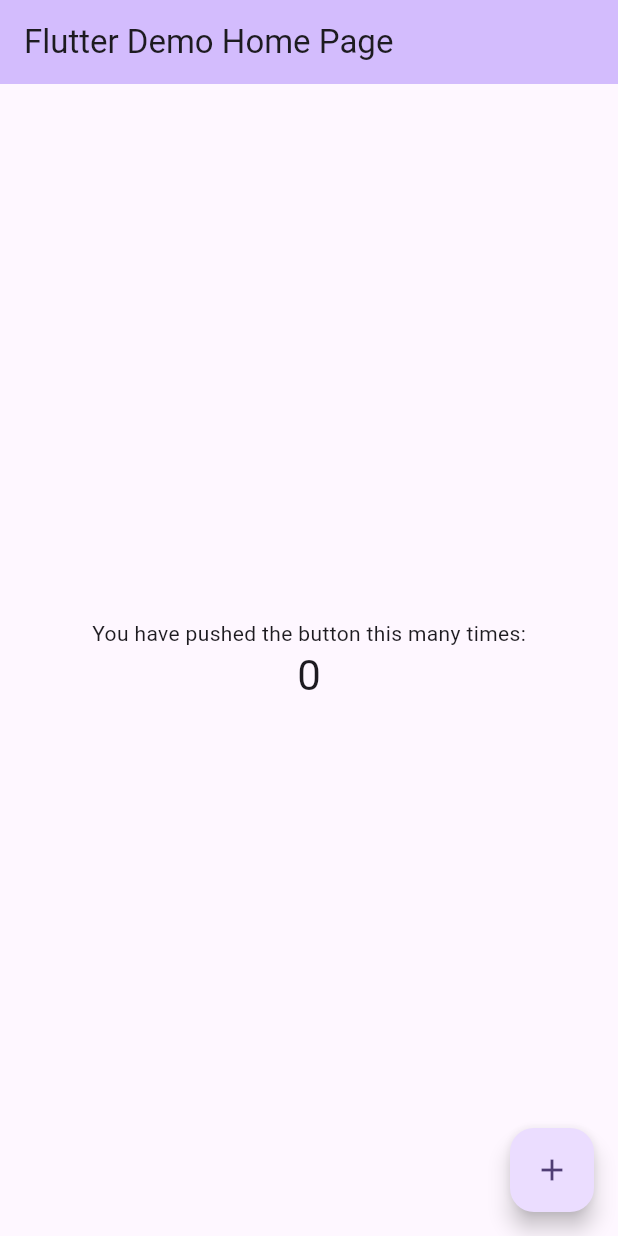
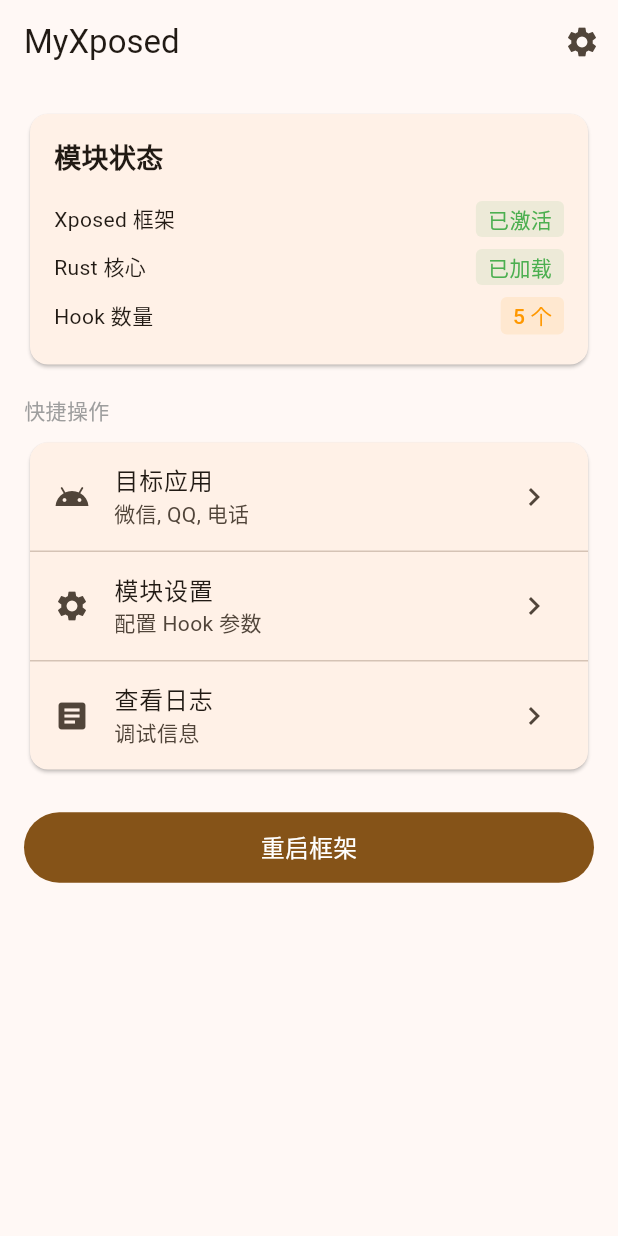
Before and after one commit to SpacJoy/MyXposed, a Flutter app: the screen it shows after launch, on a phone screen of 412 x 824 dp. Run offline on Flutter 3.47's test engine with Material 3 defaults, Android fonts, the phone set to English and light mode, and no system bars.

Commit message:
feat: 新增设置页面并重构主界面
- 新增设置页面，包含 Hook 开关、日志开关、Hook 目标选择和应用管理入口
- 重构主界面为状态卡片和快捷操作布局，并添加设置入口
- 更新应用主题颜色和标题为 MyXposed
- 添加 ARM64 架构的 Rust 核心库文件

```diff
--- a/lib/main.dart
+++ b/lib/main.dart
@@ -1,4 +1,5 @@
 import 'package:flutter/material.dart';
+import 'pages/setting_page.dart';
 
 void main() {
   runApp(const MyApp());
@@ -7,115 +8,146 @@ void main() {
 class MyApp extends StatelessWidget {
   const MyApp({super.key});
 
-  // This widget is the root of your application.
   @override
   Widget build(BuildContext context) {
     return MaterialApp(
-      title: 'Flutter Demo',
+      title: 'MyXposed',
       theme: ThemeData(
-        // This is the theme of your application.
-        //
-        // TRY THIS: Try running your application with "flutter run". You'll see
-        // the application has a purple toolbar. Then, without quitting the app,
-        // try changing the seedColor in the colorScheme below to Colors.green
-        // and then invoke "hot reload" (save your changes or press the "hot
-        // reload" button in a Flutter-supported IDE, or press "r" if you used
-        // the command line to start the app).
-        //
-        // Notice that the counter didn't reset back to zero; the application
-        // state is not lost during the reload. To reset the state, use hot
-        // restart instead.
-        //
-        // This works for code too, not just values: Most code changes can be
-        // tested with just a hot reload.
-        colorScheme: .fromSeed(seedColor: Colors.deepPurple),
+        colorScheme: ColorScheme.fromSeed(seedColor: Colors.orange),
+        useMaterial3: true,
       ),
-      home: const MyHomePage(title: 'Flutter Demo Home Page'),
+      home: const HomePage(),
     );
   }
 }
 
-class MyHomePage extends StatefulWidget {
-  const MyHomePage({super.key, required this.title});
-
-  // This widget is the home page of your application. It is stateful, meaning
-  // that it has a State object (defined below) that contains fields that affect
-  // how it looks.
-
-  // This class is the configuration for the state. It holds the values (in this
-  // case the title) provided by the parent (in this case the App widget) and
-  // used by the build method of the State. Fields in a Widget subclass are
-  // always marked "final".
-
-  final String title;
-
-  @override
-  State<MyHomePage> createState() => _MyHomePageState();
-}
-
-class _MyHomePageState extends State<MyHomePage> {
-  int _counter = 0;
-
-  void _incrementCounter() {
-    setState(() {
-      // This call to setState tells the Flutter framework that something has
-      // changed in this State, which causes it to rerun the build method below
-      // so that the display can reflect the updated values. If we changed
-      // _counter without calling setState(), then the build method would not be
-      // called again, and so nothing would appear to happen.
-      _counter++;
-    });
-  }
+class HomePage extends StatelessWidget {
+  const HomePage({super.key});
 
   @override
   Widget build(BuildContext context) {
-    // This method is rerun every time setState is called, for instance as done
-    // by the _incrementCounter method above.
-    //
-    // The Flutter framework has been optimized to make rerunning build methods
-    // fast, so that you can just rebuild anything that needs updating rather
-    // than having to individually change instances of widgets.
     return Scaffold(
       appBar: AppBar(
-        // TRY THIS: Try changing the color here to a specific color (to
-        // Colors.amber, perhaps?) and trigger a hot reload to see the AppBar
-        // change color while the other colors stay the same.
-        backgroundColor: Theme.of(context).colorScheme.inversePrimary,
-        // Here we take the value from the MyHomePage object that was created by
-        // the App.build method, and use it to set our appbar title.
-        title: Text(widget.title),
+        title: const Text("MyXposed"),
+        actions: [
+          IconButton(
+            icon: const Icon(Icons.settings),
+            onPressed: () {
+              Navigator.push(
+                context,
+                MaterialPageRoute(builder: (_) => const SettingPage()),
+              );
+            },
+          ),
+        ],
       ),
-      body: Center(
-        // Center is a layout widget. It takes a single child and positions it
-        // in the middle of the parent.
-        child: Column(
-          // Column is also a layout widget. It takes a list of children and
-          // arranges them vertically. By default, it sizes itself to fit its
-          // children horizontally, and tries to be as tall as its parent.
-          //
-          // Column has various properties to control how it sizes itself and
-          // how it positions its children. Here we use mainAxisAlignment to
-          // center the children vertically; the main axis here is the vertical
-          // axis because Columns are vertical (the cross axis would be
-          // horizontal).
-          //
-          // TRY THIS: Invoke "debug painting" (choose the "Toggle Debug Paint"
-          // action in the IDE, or press "p" in the console), to see the
-          // wireframe for each widget.
-          mainAxisAlignment: .center,
-          children: [
-            const Text('You have pushed the button this many times:'),
-            Text(
-              '$_counter',
-              style: Theme.of(context).textTheme.headlineMedium,
+      body: ListView(
+        padding: const EdgeInsets.all(16),
+        children: [
+          // 状态卡片
+          Card(
+            child: Padding(
+              padding: const EdgeInsets.all(16),
+              child: Column(
+                crossAxisAlignment: CrossAxisAlignment.start,
+                children: [
+                  const Text(
+                    "模块状态",
+                    style: TextStyle(fontSize: 18, fontWeight: FontWeight.bold),
+                  ),
+                  const SizedBox(height: 12),
+                  _buildStatusItem("Xposed 框架", "已激活", Colors.green),
+                  _buildStatusItem("Rust 核心", "已加载", Colors.green),
+                  _buildStatusItem("Hook 数量", "5 个", Colors.orange),
+                ],
+              ),
             ),
-          ],
-        ),
+          ),
+          const SizedBox(height: 16),
+
+          // 快捷操作
+          const Padding(
+            padding: EdgeInsets.only(bottom: 8),
+            child: Text(
+              "快捷操作",
+              style: TextStyle(fontSize: 14, color: Colors.grey),
+            ),
+          ),
+          Card(
+            child: Column(
+              children: [
+                ListTile(
+                  leading: const Icon(Icons.android),
+                  title: const Text("目标应用"),
+                  subtitle: const Text("微信, QQ, 电话"),
+                  trailing: const Icon(Icons.chevron_right),
+                  onTap: () {},
+                ),
+                const Divider(height: 1),
+                ListTile(
+                  leading: const Icon(Icons.settings),
+                  title: const Text("模块设置"),
+                  subtitle: const Text("配置 Hook 参数"),
+                  trailing: const Icon(Icons.chevron_right),
+                  onTap: () {
+                    Navigator.push(
+                      context,
+                      MaterialPageRoute(builder: (_) => const SettingPage()),
+                    );
+                  },
+                ),
+                const Divider(height: 1),
+                ListTile(
+                  leading: const Icon(Icons.article),
+                  title: const Text("查看日志"),
+                  subtitle: const Text("调试信息"),
+                  trailing: const Icon(Icons.chevron_right),
+                  onTap: () {},
+                ),
+              ],
+            ),
+          ),
+          const SizedBox(height: 24),
+
+          // 重启按钮
+          SizedBox(
+            width: double.infinity,
+            child: FilledButton(
+              onPressed: () {
+                ScaffoldMessenger.of(context).showSnackBar(
+                  const SnackBar(content: Text("框架重启中...")),
+                );
+              },
+              child: const Padding(
+                padding: EdgeInsets.symmetric(vertical: 12),
+                child: Text("重启框架", style: TextStyle(fontSize: 16)),
+              ),
+            ),
+          ),
+        ],
       ),
-      floatingActionButton: FloatingActionButton(
-        onPressed: _incrementCounter,
-        tooltip: 'Increment',
-        child: const Icon(Icons.add),
+    );
+  }
+
+  Widget _buildStatusItem(String label, String value, Color color) {
+    return Padding(
+      padding: const EdgeInsets.symmetric(vertical: 4),
+      child: Row(
+        mainAxisAlignment: MainAxisAlignment.spaceBetween,
+        children: [
+          Text(label),
+          Container(
+            padding: const EdgeInsets.symmetric(horizontal: 8, vertical: 2),
+            decoration: BoxDecoration(
+              color: color.withValues(alpha: 0.1),
+              borderRadius: BorderRadius.circular(4),
+            ),
+            child: Text(
+              value,
+              style: TextStyle(color: color, fontWeight: FontWeight.w500),
+            ),
+          ),
+        ],
       ),
     );
   }
```
Also changed, not shown: lib/pages/setting_page.dart (added, +143 -0 lines), 1 other file.
